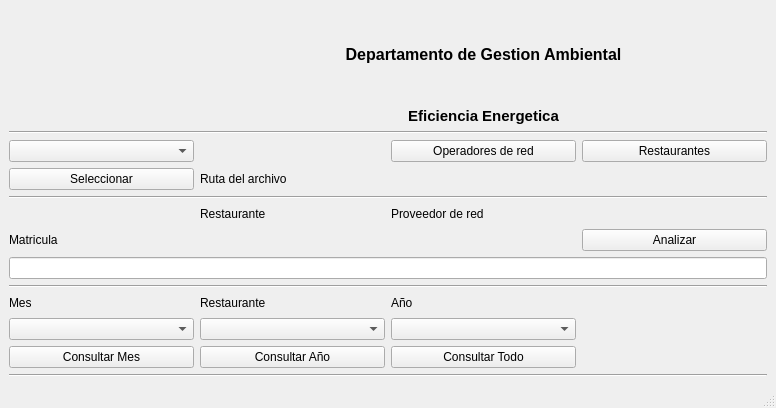
Before: the Qt Designer form plantillas/principal.ui in JhoanCarvajal/pdf, drawn with Qt 5.
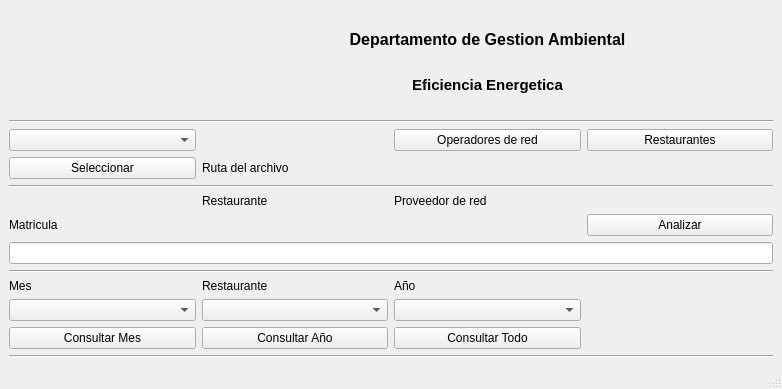
After: the same form once the commit is applied. Icons and pictures are not drawn.

Commit message: cambios en la base de datos se temino el actualizar restaurante

Diff of the .ui file:
```diff
--- a/plantillas/principal.ui
+++ b/plantillas/principal.ui
@@ -6,8 +6,8 @@
    <rect>
     <x>0</x>
     <y>0</y>
-    <width>776</width>
-    <height>408</height>
+    <width>782</width>
+    <height>389</height>
    </rect>
   </property>
   <property name="windowTitle">
@@ -17,55 +17,38 @@
    <layout class="QGridLayout" name="gridLayout_2">
     <item row="1" column="0">
      <layout class="QGridLayout" name="gridLayout">
-      <item row="14" column="0" colspan="4">
+      <item row="15" column="0" colspan="4">
        <widget class="Line" name="line_2">
         <property name="orientation">
          <enum>Qt::Horizontal</enum>
         </property>
        </widget>
       </item>
-      <item row="18" column="0" colspan="4">
-       <widget class="Line" name="line_3">
-        <property name="orientation">
-         <enum>Qt::Horizontal</enum>
-        </property>
-       </widget>
-      </item>
-      <item row="16" column="2">
-       <widget class="QComboBox" name="cb_anhos"/>
-      </item>
-      <item row="15" column="0">
-       <widget class="QLabel" name="lb_mes">
-        <property name="text">
-         <string>Mes</string>
-        </property>
-       </widget>
-      </item>
-      <item row="1" column="1" rowspan="5" colspan="3">
-       <widget class="QLabel" name="label_4">
-        <property name="font">
-         <font>
-          <pointsize>12</pointsize>
-          <weight>75</weight>
-          <bold>true</bold>
-         </font>
-        </property>
-        <property name="text">
-         <string>Departamento de Gestion Ambiental</string>
-        </property>
-        <property name="alignment">
-         <set>Qt::AlignCenter</set>
-        </property>
-       </widget>
-      </item>
-      <item row="8" column="2">
+      <item row="9" column="2">
        <widget class="QPushButton" name="btn_operadores">
         <property name="text">
          <string>Operadores de red</string>
         </property>
        </widget>
       </item>
-      <item row="13" column="0" colspan="4">
+      <item row="13" column="1">
+       <widget class="QLabel" name="lb_nombre_restaurante">
+        <property name="text">
+         <string/>
+        </property>
+       </widget>
+      </item>
+      <item row="13" column="3">
+       <widget class="QPushButton" name="btn_analizar">
+        <property name="text">
+         <string>Analizar</string>
+        </property>
+       </widget>
+      </item>
+      <item row="17" column="1">
+       <widget class="QComboBox" name="cb_restaurantes"/>
+      </item>
+      <item row="14" column="0" colspan="4">
        <widget class="QLineEdit" name="le_matricula">
         <property name="focusPolicy">
          <enum>Qt::StrongFocus</enum>
@@ -75,55 +58,102 @@
         </property>
        </widget>
       </item>
+      <item row="19" column="0" colspan="4">
+       <widget class="Line" name="line_3">
+        <property name="orientation">
+         <enum>Qt::Horizontal</enum>
+        </property>
+       </widget>
+      </item>
+      <item row="18" column="1">
+       <widget class="QPushButton" name="btn_consultar_anho">
+        <property name="text">
+         <string>Consultar Año</string>
+        </property>
+       </widget>
+      </item>
       <item row="17" column="2">
-       <widget class="QPushButton" name="btn_consultar_todo">
-        <property name="text">
-         <string>Consultar Todo</string>
-        </property>
-       </widget>
+       <widget class="QComboBox" name="cb_anhos"/>
       </item>
-      <item row="9" column="0">
-       <widget class="QPushButton" name="btn_seleccionar">
-        <property name="text">
-         <string>Seleccionar</string>
-        </property>
-       </widget>
-      </item>
-      <item row="12" column="2">
-       <widget class="QLabel" name="lb_nombre_operador">
-        <property name="text">
-         <string/>
-        </property>
-       </widget>
-      </item>
-      <item row="8" column="0">
-       <widget class="QComboBox" name="cb_operador"/>
-      </item>
-      <item row="15" column="2">
+      <item row="16" column="2">
        <widget class="QLabel" name="lb_anho">
         <property name="text">
          <string>Año</string>
         </property>
        </widget>
       </item>
-      <item row="9" column="1">
-       <widget class="QLabel" name="lb_ruta">
-        <property name="text">
-         <string>Ruta del archivo</string>
+      <item row="8" column="0" colspan="4">
+       <widget class="Line" name="line_4">
+        <property name="lineWidth">
+         <number>1</number>
         </property>
+        <property name="midLineWidth">
+         <number>0</number>
+        </property>
+        <property name="orientation">
+         <enum>Qt::Horizontal</enum>
+        </property>
        </widget>
       </item>
-      <item row="12" column="1">
-       <widget class="QLabel" name="lb_nombre_restaurante">
+      <item row="11" column="0" colspan="4">
+       <widget class="Line" name="line">
+        <property name="orientation">
+         <enum>Qt::Horizontal</enum>
+        </property>
+       </widget>
+      </item>
+      <item row="1" column="1" rowspan="5" colspan="3">
+       <widget class="QLabel" name="label_4">
+        <property name="font">
+         <font>
+          <pointsize>12</pointsize>
+          <weight>75</weight>
+          <bold>true</bold>
+         </font>
+        </property>
         <property name="text">
-         <string/>
+         <string>Departamento de Gestion Ambiental</string>
+        </property>
+        <property name="alignment">
+         <set>Qt::AlignCenter</set>
         </property>
        </widget>
       </item>
       <item row="17" column="0">
-       <widget class="QPushButton" name="btn_consultar_mes">
+       <widget class="QComboBox" name="cb_meses"/>
+      </item>
+      <item row="13" column="2">
+       <widget class="QLabel" name="lb_nombre_operador">
         <property name="text">
-         <string>Consultar Mes</string>
+         <string/>
+        </property>
+       </widget>
+      </item>
+      <item row="9" column="3">
+       <widget class="QPushButton" name="btn_restaurantes">
+        <property name="text">
+         <string>Restaurantes</string>
+        </property>
+       </widget>
+      </item>
+      <item row="16" column="1">
+       <widget class="QLabel" name="lb_restaurante">
+        <property name="text">
+         <string>Restaurante</string>
+        </property>
+       </widget>
+      </item>
+      <item row="18" column="2">
+       <widget class="QPushButton" name="btn_consultar_todo">
+        <property name="text">
+         <string>Consultar Todo</string>
+        </property>
+       </widget>
+      </item>
+      <item row="16" column="0">
+       <widget class="QLabel" name="lb_mes">
+        <property name="text">
+         <string>Mes</string>
         </property>
        </widget>
       </item>
@@ -144,35 +174,59 @@
         </property>
        </widget>
       </item>
-      <item row="8" column="3">
-       <widget class="QPushButton" name="btn_restaurantes">
-        <property name="text">
-         <string>Restaurantes</string>
-        </property>
-       </widget>
-      </item>
-      <item row="11" column="1">
+      <item row="12" column="1">
        <widget class="QLabel" name="label">
         <property name="text">
          <string>Restaurante</string>
         </property>
        </widget>
       </item>
-      <item row="17" column="1">
-       <widget class="QPushButton" name="btn_consultar_anho">
+      <item row="13" column="0">
+       <widget class="QLabel" name="lb_matricula">
         <property name="text">
-         <string>Consultar Año</string>
+         <string>Matricula</string>
         </property>
        </widget>
       </item>
-      <item row="11" column="2">
+      <item row="9" column="0">
+       <widget class="QComboBox" name="cb_operador">
+        <property name="currentText">
+         <string/>
+        </property>
+        <property name="placeholderText">
+         <string/>
+        </property>
+       </widget>
+      </item>
+      <item row="10" column="1">
+       <widget class="QLabel" name="lb_ruta">
+        <property name="text">
+         <string>Ruta del archivo</string>
+        </property>
+       </widget>
+      </item>
+      <item row="12" column="2">
        <widget class="QLabel" name="label_2">
         <property name="text">
          <string>Proveedor de red</string>
         </property>
        </widget>
       </item>
-      <item row="1" column="0" rowspan="6">
+      <item row="10" column="0">
+       <widget class="QPushButton" name="btn_seleccionar">
+        <property name="text">
+         <string>Seleccionar</string>
+        </property>
+       </widget>
+      </item>
+      <item row="18" column="0">
+       <widget class="QPushButton" name="btn_consultar_mes">
+        <property name="text">
+         <string>Consultar Mes</string>
+        </property>
+       </widget>
+      </item>
+      <item row="1" column="0" rowspan="7">
        <widget class="QLabel" name="label_3">
         <property name="minimumSize">
          <size>
@@ -191,50 +245,10 @@
         </property>
        </widget>
       </item>
-      <item row="16" column="0">
-       <widget class="QComboBox" name="cb_meses"/>
-      </item>
-      <item row="12" column="3">
-       <widget class="QPushButton" name="btn_analizar">
+      <item row="7" column="1" colspan="3">
+       <widget class="QLabel" name="label_6">
         <property name="text">
-         <string>Analizar</string>
-        </property>
-       </widget>
-      </item>
-      <item row="15" column="1">
-       <widget class="QLabel" name="lb_restaurante">
-        <property name="text">
-         <string>Restaurante</string>
-        </property>
-       </widget>
-      </item>
-      <item row="10" column="0" colspan="4">
-       <widget class="Line" name="line">
-        <property name="orientation">
-         <enum>Qt::Horizontal</enum>
-        </property>
-       </widget>
-      </item>
-      <item row="12" column="0">
-       <widget class="QLabel" name="lb_matricula">
-        <property name="text">
-         <string>Matricula</string>
-        </property>
-       </widget>
-      </item>
-      <item row="16" column="1">
-       <widget class="QComboBox" name="cb_restaurantes"/>
-      </item>
-      <item row="7" column="0" colspan="4">
-       <widget class="Line" name="line_4">
-        <property name="lineWidth">
-         <number>1</number>
-        </property>
-        <property name="midLineWidth">
-         <number>0</number>
-        </property>
-        <property name="orientation">
-         <enum>Qt::Horizontal</enum>
+         <string/>
         </property>
        </widget>
       </item>
```
The commit also changes 14 other files.
